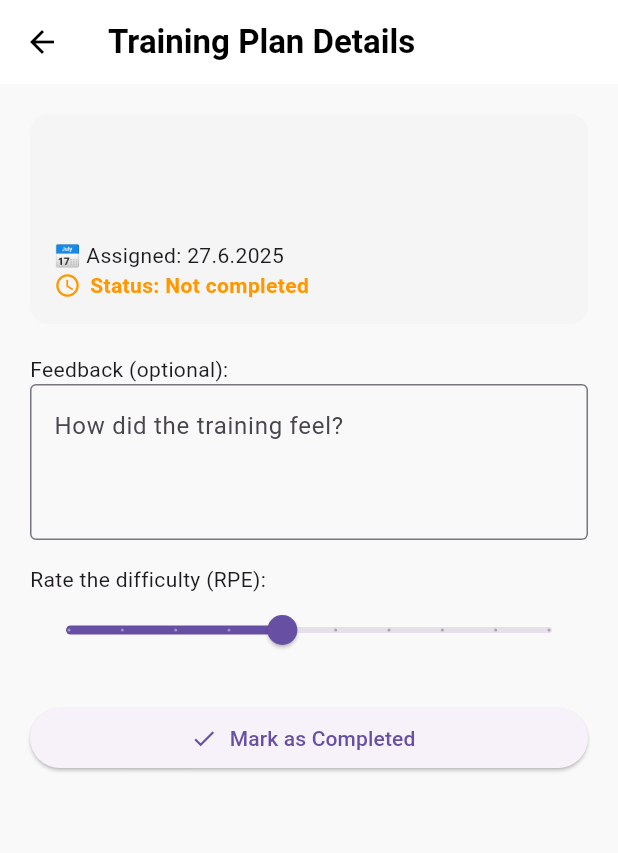
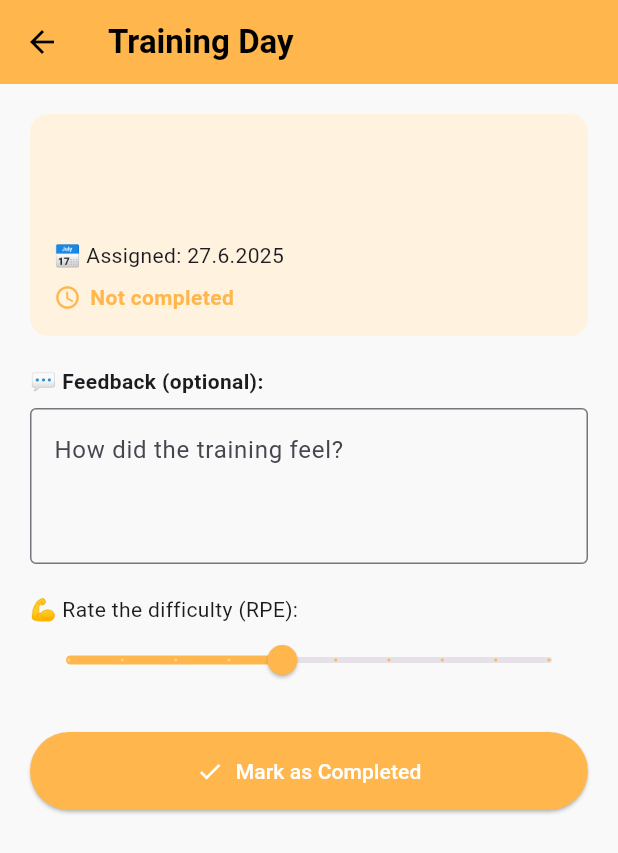
Before and after one commit to Zivadinhoo/SyncRun, a Flutter app: the TrainingDayScreen screen opened directly with empty values, after a tap on "Mark as Completed", on a phone screen of 412 x 824 dp. Shown: the top 853 px of the screen. Run offline on Flutter 3.47's test engine with Material 3 defaults, Android fonts, the phone set to English and light mode, and no system bars; our stand-ins replace fl_chart, flutter_riverpod, flutter_secure_storage, shared_preferences; accounts and stored records are empty; network calls fail.

Commit message:
Add mark as completed logic and improve dashboard UI

```diff
--- a/flutter-mobile/lib/features/athlete/screens/training_day_screen.dart
+++ b/flutter-mobile/lib/features/athlete/screens/training_day_screen.dart
@@ -1,7 +1,8 @@
 import 'dart:convert';
 import 'package:flutter/material.dart';
-import 'package:frontend/features/athelete/services/assigned_plans_service.dart';
-import 'package:frontend/features/athelete/services/athlete_feedback_service.dart';
+import 'package:frontend/features/athlete/services/assigned_plans_service.dart';
+import 'package:frontend/features/athlete/services/athlete_feedback_service.dart';
+import 'package:frontend/features/athlete/services/training_day_service.dart';
 import 'package:frontend/features/models/training_day_feedback.dart';
 import 'package:intl/intl.dart';
 
@@ -32,7 +33,6 @@ class _TrainingDayScreenState
     extends State<TrainingDayScreen> {
   bool isCompleted = false;
   bool isEditing = false;
-
   final TextEditingController _feedbackController =
       TextEditingController();
   double rpe = 5;
@@ -46,8 +46,6 @@ class _TrainingDayScreenState
   }
 
   void _loadFeedback() async {
-    if (widget.trainingDayId == 0) return;
-
     try {
       final feedback = await AthleteFeedbackService()
           .fetchFeedbackForTrainingDay(
@@ -66,31 +64,47 @@ class _TrainingDayScreenState
   }
 
   void _markAsCompleted() async {
+    print("👉 CLICKED: _markAsCompleted");
+
     try {
-      final response = await AssignedPlansService()
-          .updateAssignedPlan(
-            id: widget.assignedPlanId,
-            isCompleted: true,
-            rpe: rpe,
-            feedback: _feedbackController.text,
+      final feedbackService = AthleteFeedbackService();
+
+      if (feedbackId != null) {
+        print(
+          "🛠️ Updating existing feedback ID: $feedbackId",
         );
-
-      if (response.statusCode == 200) {
-        await AthleteFeedbackService().createFeedback(
+        await feedbackService.updateFeedback(
+          feedbackId: feedbackId!,
+          comment: _feedbackController.text,
+          rating: rpe.toInt(),
+        );
+      } else {
+        print("➕ Creating new feedback...");
+        final feedback = await feedbackService
+            .createFeedback(
               trainingDayId: widget.trainingDayId,
               comment: _feedbackController.text,
               rating: rpe.toInt(),
             );
+        feedbackId = feedback.id;
+        print("✅ Created feedback with ID: ${feedback.id}");
+      }
 
-        setState(() {
-          isCompleted = true;
-        });
+      print(
+        "📤 Sending PATCH to mark training day as completed...",
+      );
+      await TrainingDaysService().markAsCompleted(
+        widget.trainingDayId,
+      );
+      print("✅ Training day marked as completed");
 
       if (!mounted) return;
+
+      setState(() => isCompleted = true);
       Navigator.pop(context, true);
-      }
-    } catch (e) {
-      print("❌ Error updating training: $e");
+    } catch (e, stack) {
+      print("❌ ERROR inside _markAsCompleted: $e");
+      print(stack);
     }
   }
 
@@ -120,38 +134,57 @@ class _TrainingDayScreenState
     final dateStr = DateFormat(
       'd.M.y',
     ).format(widget.assignedAt);
+    final themeColor = Colors.orange.shade300;
 
     return Scaffold(
       appBar: AppBar(
-        title: const Text("Training Plan Details"),
+        backgroundColor: themeColor,
+        title: const Text("Training Day"),
       ),
-      body: SingleChildScrollView(
+      body: SafeArea(
+        child: SingleChildScrollView(
           padding: const EdgeInsets.all(20),
           child: Column(
             crossAxisAlignment: CrossAxisAlignment.start,
             children: [
-            Container(
+              _buildPlanInfo(dateStr, themeColor),
+              const SizedBox(height: 20),
+              if (!isCompleted)
+                _buildFeedbackForm(themeColor),
+              if (isCompleted && isEditing)
+                _buildEditFeedback(themeColor),
+              if (isCompleted && !isEditing)
+                _buildReadOnlyFeedback(themeColor),
+            ],
+          ),
+        ),
+      ),
+    );
+  }
+
+  Widget _buildPlanInfo(String dateStr, Color themeColor) {
+    return Container(
       padding: const EdgeInsets.all(16),
-              margin: const EdgeInsets.only(bottom: 20),
       decoration: BoxDecoration(
-                color: const Color(0xFFF5F5F5),
+        color: Colors.orange.shade50,
         borderRadius: BorderRadius.circular(12),
       ),
       child: Column(
-                crossAxisAlignment:
-                    CrossAxisAlignment.start,
+        crossAxisAlignment: CrossAxisAlignment.start,
         children: [
           Text(
             widget.planName,
-                    style: const TextStyle(
+            style: TextStyle(
               fontSize: 20,
               fontWeight: FontWeight.bold,
+              color: themeColor,
             ),
           ),
           const SizedBox(height: 6),
           Text(widget.planDescription),
           const SizedBox(height: 12),
           Text("📅 Assigned: $dateStr"),
+          const SizedBox(height: 8),
           Row(
             children: [
               Icon(
@@ -159,33 +192,36 @@ class _TrainingDayScreenState
                     ? Icons.check_circle
                     : Icons.schedule,
                 color:
-                            isCompleted
-                                ? Colors.green
-                                : Colors.orange,
+                    isCompleted ? Colors.green : themeColor,
                 size: 18,
               ),
               const SizedBox(width: 6),
               Text(
-                        isCompleted
-                            ? "Status: Completed"
-                            : "Status: Not completed",
+                isCompleted ? "Completed" : "Not completed",
                 style: TextStyle(
                   color:
                       isCompleted
                           ? Colors.green
-                                  : Colors.orange,
-                          fontWeight: FontWeight.bold,
+                          : themeColor,
+                  fontWeight: FontWeight.w600,
                 ),
               ),
             ],
           ),
         ],
       ),
+    );
+  }
+
+  Widget _buildFeedbackForm(Color themeColor) {
+    return Column(
+      crossAxisAlignment: CrossAxisAlignment.start,
+      children: [
+        const Text(
+          "💬 Feedback (optional):",
+          style: TextStyle(fontWeight: FontWeight.bold),
         ),
-
-            // 👇 Ako nije završen
-            if (!isCompleted) ...[
-              const Text("Feedback (optional):"),
+        const SizedBox(height: 8),
         TextField(
           controller: _feedbackController,
           maxLines: 3,
@@ -194,16 +230,16 @@ class _TrainingDayScreenState
             border: OutlineInputBorder(),
           ),
         ),
-              const SizedBox(height: 16),
-              const Text("Rate the difficulty (RPE):"),
+        const SizedBox(height: 20),
+        const Text("💪 Rate the difficulty (RPE):"),
         Slider(
           value: rpe,
           min: 1,
           max: 10,
           divisions: 9,
           label: rpe.toStringAsFixed(0),
-                onChanged:
-                    (value) => setState(() => rpe = value),
+          activeColor: themeColor,
+          onChanged: (value) => setState(() => rpe = value),
         ),
         const SizedBox(height: 24),
         SizedBox(
@@ -211,13 +247,26 @@ class _TrainingDayScreenState
           child: ElevatedButton.icon(
             icon: const Icon(Icons.check),
             label: const Text("Mark as Completed"),
+            style: ElevatedButton.styleFrom(
+              backgroundColor: themeColor,
+              foregroundColor: Colors.white,
+              padding: const EdgeInsets.symmetric(
+                vertical: 16,
+              ),
+            ),
             onPressed: _markAsCompleted,
           ),
         ),
+      ],
+    );
+  }
 
-              // 👇 Ako je završen i edituje feedback
-            ] else if (isEditing) ...[
-              const Text("✏️ Edit your feedback:"),
+  Widget _buildEditFeedback(Color themeColor) {
+    return Column(
+      crossAxisAlignment: CrossAxisAlignment.start,
+      children: [
+        const Text("✏️ Edit Feedback:"),
+        const SizedBox(height: 8),
         TextField(
           controller: _feedbackController,
           maxLines: 3,
@@ -234,42 +283,44 @@ class _TrainingDayScreenState
           max: 10,
           divisions: 9,
           label: rpe.toStringAsFixed(0),
-                onChanged:
-                    (value) => setState(() => rpe = value),
+          activeColor: themeColor,
+          onChanged: (value) => setState(() => rpe = value),
         ),
-              const SizedBox(height: 16),
+        const SizedBox(height: 20),
         Row(
           children: [
             ElevatedButton(
               onPressed: _saveFeedbackChanges,
-                    child: const Text("💾 Save Changes"),
+              style: ElevatedButton.styleFrom(
+                backgroundColor: themeColor,
+                foregroundColor: Colors.white,
+              ),
+              child: const Text("💾 Save"),
             ),
             const SizedBox(width: 16),
             TextButton(
               onPressed:
-                        () => setState(
-                          () => isEditing = false,
-                        ),
+                  () => setState(() => isEditing = false),
               child: const Text("Cancel"),
             ),
           ],
         ),
+      ],
+    );
+  }
 
-              // 👇 Ako je završen i samo prikaz feedbacka
-            ] else ...[
-              Container(
+  Widget _buildReadOnlyFeedback(Color themeColor) {
+    return Container(
       padding: const EdgeInsets.all(16),
-                margin: const EdgeInsets.only(bottom: 12),
       decoration: BoxDecoration(
-                  color: const Color(0xFFEAF7E9),
+        color: Colors.green.shade50,
         borderRadius: BorderRadius.circular(12),
       ),
       child: Column(
-                  crossAxisAlignment:
-                      CrossAxisAlignment.start,
+        crossAxisAlignment: CrossAxisAlignment.start,
         children: [
-                    Row(
-                      children: const [
+          const Row(
+            children: [
               Icon(
                 Icons.check_circle_outline,
                 color: Colors.green,
@@ -285,10 +336,8 @@ class _TrainingDayScreenState
             ],
           ),
           const SizedBox(height: 16),
-
           Row(
-                      crossAxisAlignment:
-                          CrossAxisAlignment.start,
+            crossAxisAlignment: CrossAxisAlignment.start,
             children: [
               const Text(
                 "📝 ",
@@ -296,9 +345,7 @@ class _TrainingDayScreenState
               ),
               Expanded(
                 child: Text(
-                            _feedbackController
-                                    .text
-                                    .isNotEmpty
+                  _feedbackController.text.isNotEmpty
                       ? _feedbackController.text
                       : "No feedback provided.",
                   style: const TextStyle(
@@ -310,48 +357,33 @@ class _TrainingDayScreenState
             ],
           ),
           const SizedBox(height: 12),
-
           Row(
             children: [
               const Text(
                 "💪 ",
                 style: TextStyle(fontSize: 18),
               ),
-                        Text(
-                          "RPE: ${rpe.toStringAsFixed(0)}",
-                          style: const TextStyle(
-                            fontSize: 15,
-                          ),
-                        ),
+              Text("RPE: ${rpe.toStringAsFixed(0)}"),
             ],
           ),
-
-                    const SizedBox(height: 20),
+          const SizedBox(height: 16),
           Align(
             alignment: Alignment.centerLeft,
             child: TextButton.icon(
               onPressed:
-                            () => setState(
-                              () => isEditing = true,
-                            ),
+                  () => setState(() => isEditing = true),
               icon: const Icon(
                 Icons.edit_outlined,
                 size: 18,
               ),
               label: const Text("Edit Feedback"),
               style: TextButton.styleFrom(
-                          foregroundColor:
-                              Colors.deepPurple,
+                foregroundColor: themeColor,
               ),
             ),
           ),
         ],
       ),
-              ),
-            ],
-          ],
-        ),
-      ),
     );
   }
 }
--- a/flutter-mobile/lib/features/athlete/services/assigned_plans_service.dart
+++ b/flutter-mobile/lib/features/athlete/services/assigned_plans_service.dart
@@ -43,7 +43,7 @@ class AssignedPlansService {
     final token = await _storage.read(key: 'accessToken');
 
     final response = await http.patch(
-      Uri.parse('$_baseUrl/assigned-plans/$id'),
+      Uri.parse('$_baseUrl/assigned-plan/$id'),
       headers: {
         'Authorization': 'Bearer $token',
         'Content-Type': 'application/json',
--- a/flutter-mobile/lib/features/athlete/services/athlete_feedback_service.dart
+++ b/flutter-mobile/lib/features/athlete/services/athlete_feedback_service.dart
@@ -6,28 +6,23 @@ import 'package:http/http.dart' as http;
 class AthleteFeedbackService {
   final String baseUrl = 'http://192.168.0.45:3001';
 
+  Future<String?> _getToken() async {
+    final prefs = await SharedPreferences.getInstance();
+    return prefs.getString('authToken');
+  }
+
   Future<TrainingDayFeedback?> fetchFeedbackForTrainingDay(
     int trainingDayId,
   ) async {
+    final token = await _getToken();
     final url = Uri.parse(
-      "$baseUrl/training-day-feedback/by-training-day/$trainingDayId",
+      '$baseUrl/training-day-feedback/by-training-day/$trainingDayId',
     );
-
-    print(
-      "🌐 Fetching feedback for trainingDayId: $trainingDayId",
-    );
-
-    final prefs = await SharedPreferences.getInstance();
-    final token = prefs.getString('authToken');
-    print("🔐 Using token: $token");
 
     final response = await http.get(
       url,
       headers: {'Authorization': 'Bearer $token'},
     );
-
-    print("📥 Feedback status: ${response.statusCode}");
-    print("📦 Feedback body: ${response.body}");
 
     if (response.statusCode == 200 &&
         response.body.isNotEmpty) {
@@ -36,18 +31,18 @@ class AthleteFeedbackService {
     } else if (response.statusCode == 404) {
       return null;
     } else {
-      throw Exception('Failed to load feedback');
+      throw Exception(
+        'Failed to fetch feedback: ${response.body}',
+      );
     }
   }
 
-  Future<void> createFeedback({
+  Future<TrainingDayFeedback> createFeedback({
     required int trainingDayId,
     required String comment,
     required int rating,
   }) async {
-    final prefs = await SharedPreferences.getInstance();
-    final token = prefs.getString('authToken');
-
+    final token = await _getToken();
     final url = Uri.parse('$baseUrl/training-day-feedback');
     final body = jsonEncode({
       'trainingDayId': trainingDayId,
@@ -64,11 +59,14 @@ class AthleteFeedbackService {
       body: body,
     );
 
-    print("📤 Sending feedback: $body");
-    print("📤 Status code: ${response.statusCode}");
-
-    if (response.statusCode != 201) {
-      throw Exception('Failed to create feedback');
+    if (response.statusCode == 201) {
+      return TrainingDayFeedback.fromJson(
+        jsonDecode(response.body),
+      );
+    } else {
+      throw Exception(
+        'Failed to create feedback: ${response.body}',
+      );
     }
   }
 
@@ -77,9 +75,7 @@ class AthleteFeedbackService {
     required String comment,
     required int rating,
   }) async {
-    final prefs = await SharedPreferences.getInstance();
-    final token = prefs.getString('authToken');
-
+    final token = await _getToken();
     final url = Uri.parse(
       '$baseUrl/training-day-feedback/$feedbackId',
     );
@@ -97,11 +93,10 @@ class AthleteFeedbackService {
       body: body,
     );
 
-    print("📝 Updating feedback: $body");
-    print("📝 Status code: ${response.statusCode}");
-
     if (response.statusCode != 200) {
-      throw Exception('Failed to update feedback');
+      throw Exception(
+        'Failed to update feedback: ${response.body}',
+      );
     }
   }
 }
--- /dev/null
+++ b/flutter-mobile/lib/features/athlete/services/training_day_service.dart
@@ -0,0 +1,31 @@
+import 'dart:convert';
+import 'package:flutter_secure_storage/flutter_secure_storage.dart';
+import 'package:frontend/core/constants.dart';
+import 'package:frontend/utils/http_headers.dart';
+import 'package:http/http.dart' as http;
+
+class TrainingDaysService {
+  final _storage = const FlutterSecureStorage();
+  final _baseUrl = apiUrl;
+
+  Future<void> markAsCompleted(int trainingDayId) async {
+    try {
+      final headers = await getAuthorizedHeaders();
+
+      final response = await http.patch(
+        Uri.parse(
+          '$_baseUrl/training-days/$trainingDayId/complete',
+        ),
+        headers: headers,
+      );
+
+      if (response.statusCode != 200) {
+        throw Exception(
+          'Failed to mark training day as completed: ${response.statusCode} ${response.body}',
+        );
+      }
+    } catch (e) {
+      rethrow;
+    }
+  }
+}
--- a/flutter-mobile/lib/features/athlete/widgets/training_plan_card.dart
+++ b/flutter-mobile/lib/features/athlete/widgets/training_plan_card.dart
@@ -10,6 +10,7 @@ class TrainingPlanCard extends StatelessWidget {
     super.key,
     required this.plan,
     required this.onTap,
+    required bool isActive,
   });
 
   @override
--- a/flutter-mobile/lib/features/models/training_day.dart
+++ b/flutter-mobile/lib/features/models/training_day.dart
@@ -6,6 +6,7 @@ class TrainingDay {
   final int duration;
   final double? tss;
   final bool isCompleted;
+  final String status;
 
   TrainingDay({
     required this.id,
@@ -15,6 +16,7 @@ class TrainingDay {
     required this.duration,
     this.tss,
     required this.isCompleted,
+    required this.status,
   });
 
   factory TrainingDay.fromJson(Map<String, dynamic> json) {
@@ -26,6 +28,7 @@ class TrainingDay {
       duration: json['duration'],
       tss: json['tss']?.toDouble(),
       isCompleted: json['isCompleted'] ?? false,
+      status: json['status'],
     );
   }
 }
```
Also changed, not shown: flutter-mobile/lib/features/athlete/providers/feedback_provider.dart (+39 -2 lines), flutter-mobile/lib/features/athlete/screens/athlete_dashboard_screen.dart (+140 -25 lines), flutter-mobile/lib/features/athlete/widgets/training_day_card.dart (added, +81 -0 lines). Lines whose indentation alone changed are shown as unchanged.
